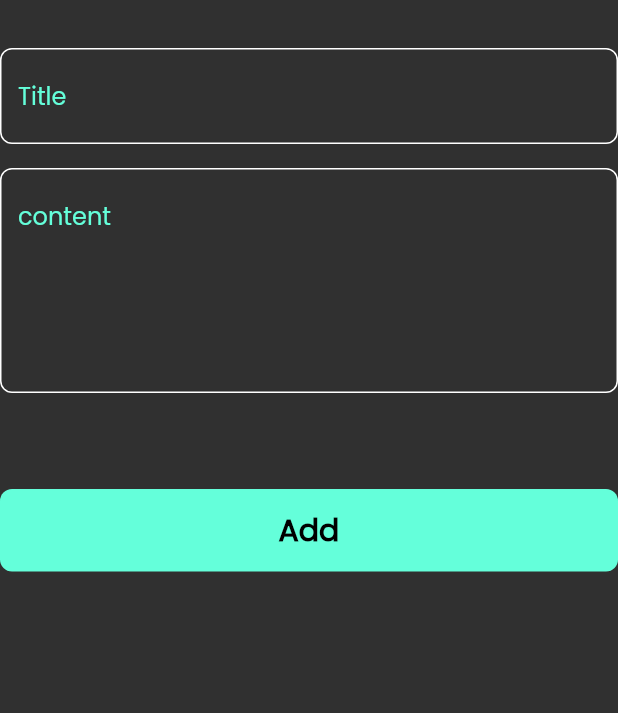
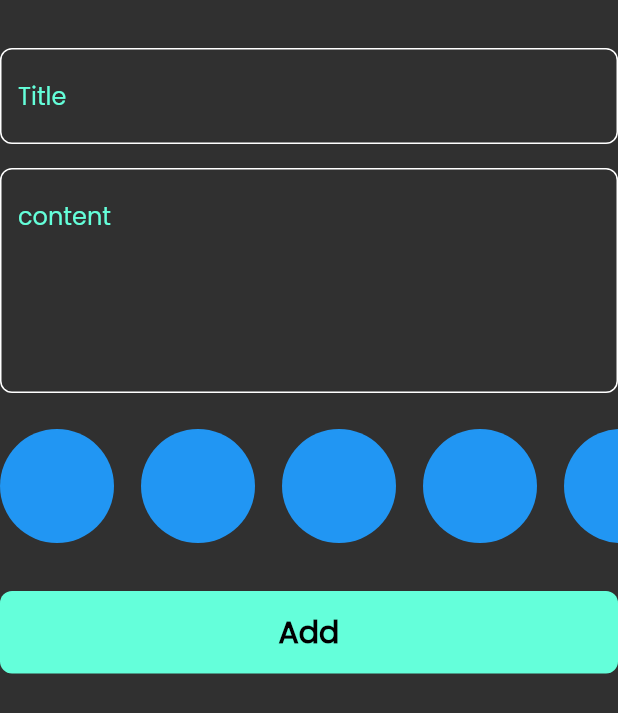
Before and after one commit to FakhrElddin/notes_app, a Flutter app: the AddNotesForm widget shown alone on an empty page, opened directly, on a phone screen of 412 x 824 dp. Shown: the top 713 px of the screen. Run offline on Flutter 3.47's test engine with Material 2 defaults, Android fonts, the phone set to English and light mode, and no system bars; our stand-ins replace bloc, flutter_bloc, hive, hive_flutter; accounts and stored records are empty.

Commit message:
create colors list view part 1

```diff
--- a/lib/widgets/add_note_form.dart
+++ b/lib/widgets/add_note_form.dart
@@ -3,6 +3,7 @@ import 'package:flutter_bloc/flutter_bloc.dart';
 import 'package:intl/intl.dart';
 import 'package:notes_app/cubits/add_note_cubit/add_note_cubit.dart';
 import 'package:notes_app/models/note_model.dart';
+import 'package:notes_app/widgets/colors_list_view.dart';
 import 'package:notes_app/widgets/custom_buttom.dart';
 import 'package:notes_app/widgets/custom_text_field.dart';
 
@@ -49,7 +50,11 @@ class _AddNotesFormState extends State<AddNotesForm> {
             },
           ),
           const SizedBox(
-            height: 64,
+            height: 24,
+          ),
+          const ColorsListView(),
+          const SizedBox(
+            height: 32,
           ),
           BlocBuilder<AddNoteCubit, AddNoteState>(
             builder: (context, state) {
@@ -64,7 +69,8 @@ class _AddNotesFormState extends State<AddNotesForm> {
                         title: title!,
                         content: content!,
                         date: formattedCurrentDat,
-                        color: Colors.blue.value);
+                        color: Colors.blue.value,
+                    );
                     BlocProvider.of<AddNoteCubit>(context).addNote(noteModel);
                   } else {
                     autoValidateMode = AutovalidateMode.always;
--- /dev/null
+++ b/lib/widgets/colors_list_view.dart
@@ -0,0 +1,31 @@
+import 'package:flutter/material.dart';
+
+class ColorItem extends StatelessWidget {
+  const ColorItem({super.key});
+
+  @override
+  Widget build(BuildContext context) {
+    return const CircleAvatar(
+      backgroundColor: Colors.blue,
+      radius: 38,
+    );
+  }
+}
+
+class ColorsListView extends StatelessWidget {
+  const ColorsListView({super.key});
+
+  @override
+  Widget build(BuildContext context) {
+    return SizedBox(
+      height: 76,
+      child: ListView.separated(
+        physics: const BouncingScrollPhysics(),
+        scrollDirection: Axis.horizontal,
+        itemBuilder: (context, index) => const ColorItem(),
+        itemCount: 10,
+        separatorBuilder: (context, index) => const SizedBox(width: 18,),
+      ),
+    );
+  }
+}
```
